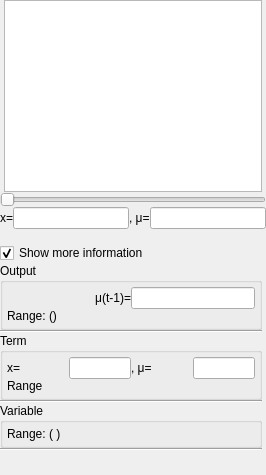
Qt form qtfuzzylite/ui/Control.ui (fuzzylite/fuzzylite) before a commit.
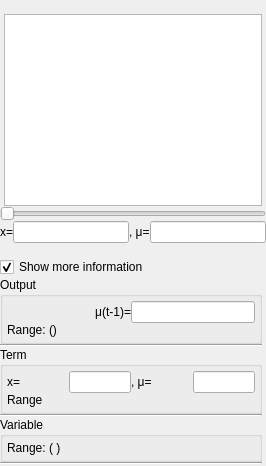
The same form after that commit. Custom widgets are drawn as their Qt base class.

```diff
--- a/qtfuzzylite/ui/Control.ui
+++ b/qtfuzzylite/ui/Control.ui
@@ -7,7 +7,7 @@
     <x>0</x>
     <y>0</y>
     <width>266</width>
-    <height>475</height>
+    <height>466</height>
    </rect>
   </property>
   <property name="sizePolicy">
@@ -39,6 +39,19 @@
      <property name="bottomMargin">
       <number>0</number>
      </property>
+     <item>
+      <widget class="QLabel" name="lbl_var_name">
+       <property name="sizePolicy">
+        <sizepolicy hsizetype="Ignored" vsizetype="Preferred">
+         <horstretch>0</horstretch>
+         <verstretch>0</verstretch>
+        </sizepolicy>
+       </property>
+       <property name="text">
+        <string/>
+       </property>
+      </widget>
+     </item>
      <item>
       <layout class="QHBoxLayout" name="horizontalLayout_4">
        <property name="leftMargin">
@@ -75,11 +88,14 @@
          <property name="autoFillBackground">
           <bool>false</bool>
          </property>
+         <property name="maximum">
+          <number>1000</number>
+         </property>
          <property name="singleStep">
           <number>10</number>
          </property>
          <property name="pageStep">
-          <number>1</number>
+          <number>50</number>
          </property>
          <property name="value">
           <number>0</number>
```
Left out of the diff: 2 changed lines with no effect on the pictures.
